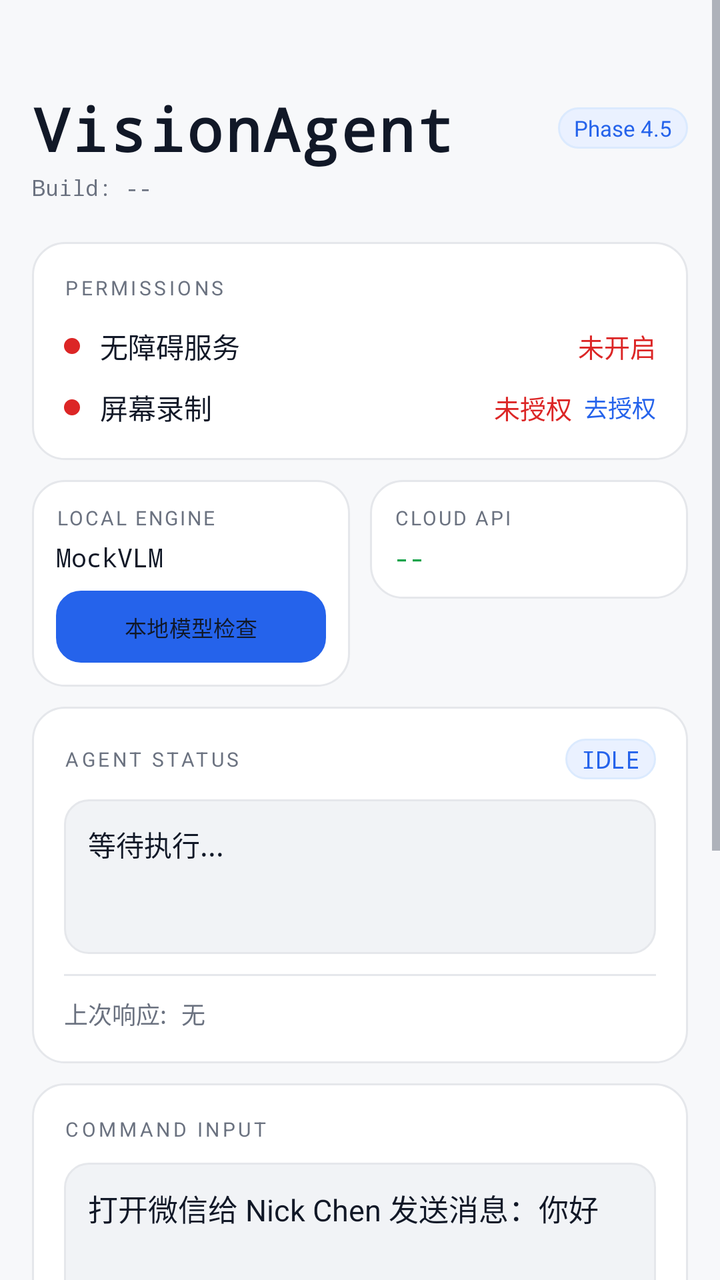
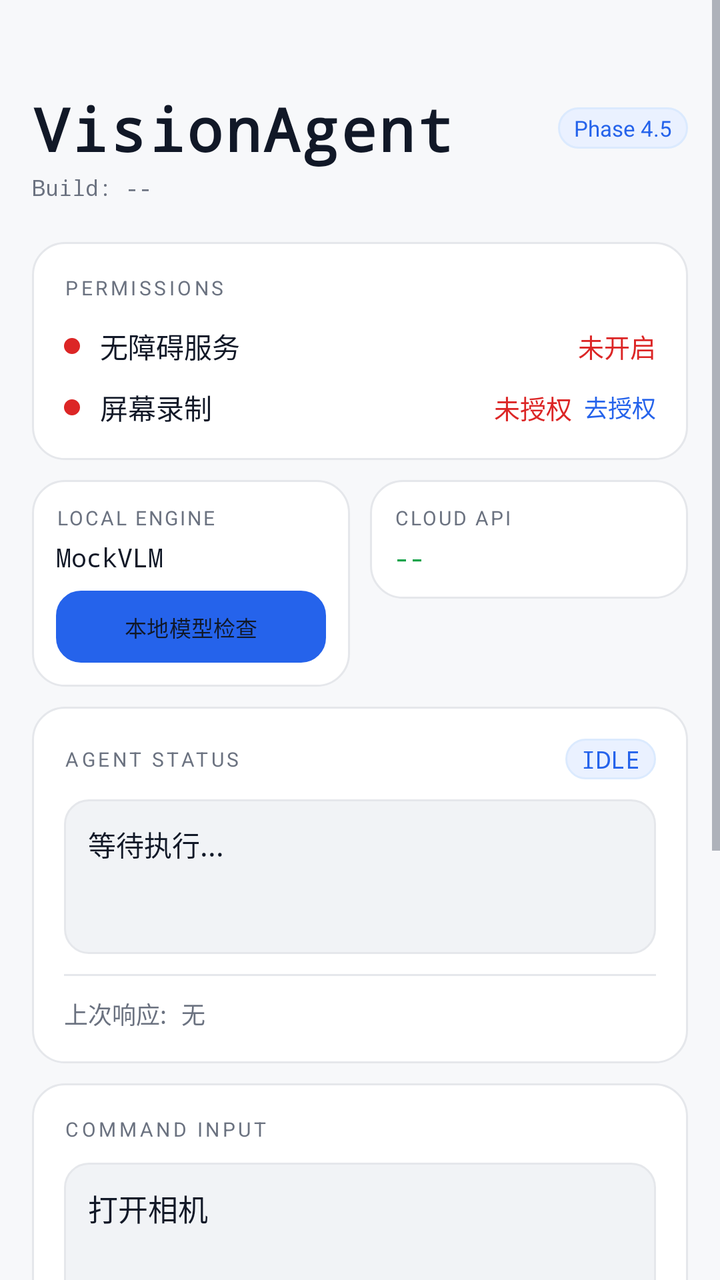

Two renders of the same Android screen: before a commit and after it. Below are the layout's source before the change and the commit's diff.
<!-- AndroidManifest.xml: activity theme Theme.MyApplication -->
<!-- res/layout/activity_main.xml -->
<?xml version="1.0" encoding="utf-8"?>
<ScrollView
    xmlns:android="http://schemas.android.com/apk/res/android"
    android:layout_width="match_parent"
    android:layout_height="match_parent"
    android:background="@color/va_bg_dark"
    android:fillViewport="true">

    <LinearLayout
        android:layout_width="match_parent"
        android:layout_height="wrap_content"
        android:orientation="vertical"
        android:paddingStart="16dp"
        android:paddingEnd="16dp"
        android:paddingTop="44dp"
        android:paddingBottom="32dp">

        
        <LinearLayout
            android:layout_width="match_parent"
            android:layout_height="wrap_content"
            android:orientation="horizontal"
            android:gravity="center_vertical"
            android:layout_marginBottom="2dp">

            <TextView
                android:layout_width="0dp"
                android:layout_height="wrap_content"
                android:layout_weight="1"
                android:text="VisionAgent"
                android:textSize="30sp"
                android:textStyle="bold"
                android:fontFamily="monospace"
                android:textColor="@color/va_text_primary"
                android:letterSpacing="0.04" />

            <TextView
                android:id="@+id/tv_phase_badge"
                android:layout_width="wrap_content"
                android:layout_height="wrap_content"
                android:text="Phase 4.5"
                android:textSize="11sp"
                android:textColor="@color/va_accent"
                android:background="@drawable/badge_accent_outline"
                android:paddingStart="8dp"
                android:paddingEnd="8dp"
                android:paddingTop="3dp"
                android:paddingBottom="3dp" />
        </LinearLayout>

        <TextView
            android:id="@+id/tv_build_time"
            android:layout_width="match_parent"
            android:layout_height="wrap_content"
            android:text="Build: --"
            android:textSize="11sp"
            android:textColor="@color/va_text_secondary"
            android:fontFamily="monospace"
            android:layout_marginBottom="20dp" />

        
        <LinearLayout
            android:layout_width="match_parent"
            android:layout_height="wrap_content"
            android:orientation="vertical"
            android:background="@drawable/card_surface"
            android:padding="16dp"
            android:layout_marginBottom="10dp">

            <TextView
                android:layout_width="match_parent"
                android:layout_height="wrap_content"
                android:text="PERMISSIONS"
                android:textSize="10sp"
                android:textColor="@color/va_text_secondary"
                android:letterSpacing="0.15"
                android:layout_marginBottom="12dp" />

            
            <LinearLayout
                android:layout_width="match_parent"
                android:layout_height="wrap_content"
                android:orientation="horizontal"
                android:gravity="center_vertical"
                android:layout_marginBottom="10dp">

                <View
                    android:id="@+id/tv_accessibility_dot"
                    android:layout_width="8dp"
                    android:layout_height="8dp"
                    android:background="@drawable/dot_red"
                    android:layout_marginEnd="10dp" />

                <TextView
                    android:layout_width="0dp"
                    android:layout_height="wrap_content"
                    android:layout_weight="1"
                    android:text="无障碍服务"
                    android:textSize="14sp"
                    android:textColor="@color/va_text_primary" />

                <TextView
                    android:id="@+id/tv_accessibility_status"
                    android:layout_width="wrap_content"
                    android:layout_height="wrap_content"
                    android:text="未开启"
                    android:textSize="13sp"
                    android:textColor="@color/va_red" />

                <TextView
                    android:id="@+id/btn_open_accessibility"
                    android:layout_width="wrap_content"
                    android:layout_height="wrap_content"
                    android:text="  去开启"
                    android:textSize="12sp"
                    android:textColor="@color/va_accent"
                    android:visibility="gone" />
            </LinearLayout>

            
            <LinearLayout
                android:layout_width="match_parent"
                android:layout_height="wrap_content"
                android:orientation="horizontal"
                android:gravity="center_vertical">

                <View
                    android:id="@+id/tv_capture_dot"
                    android:layout_width="8dp"
                    android:layout_height="8dp"
                    android:background="@drawable/dot_red"
                    android:layout_marginEnd="10dp" />

                <TextView
                    android:layout_width="0dp"
                    android:layout_height="wrap_content"
                    android:layout_weight="1"
                    android:text="屏幕录制"
                    android:textSize="14sp"
                    android:textColor="@color/va_text_primary" />

                <TextView
                    android:id="@+id/tv_screen_capture_status"
                    android:layout_width="wrap_content"
                    android:layout_height="wrap_content"
                    android:text="未授权"
                    android:textSize="13sp"
                    android:textColor="@color/va_red" />

                <TextView
                    android:id="@+id/btn_request_screen_capture"
                    android:layout_width="wrap_content"
                    android:layout_height="wrap_content"
                    android:text="  去授权"
                    android:textSize="12sp"
                    android:textColor="@color/va_accent" />
            </LinearLayout>
        </LinearLayout>

        
        <LinearLayout
            android:layout_width="match_parent"
            android:layout_height="wrap_content"
            android:orientation="horizontal"
            android:layout_marginBottom="10dp">

            <LinearLayout
                android:layout_width="0dp"
                android:layout_height="wrap_content"
                android:layout_weight="1"
                android:orientation="vertical"
                android:background="@drawable/card_surface"
                android:padding="12dp"
                android:layout_marginEnd="5dp">

                <TextView
                    android:layout_width="match_parent"
                    android:layout_height="wrap_content"
                    android:text="LOCAL ENGINE"
                    android:textSize="10sp"
                    android:textColor="@color/va_text_secondary"
                    android:letterSpacing="0.1"
                    android:layout_marginBottom="4dp" />

                <TextView
                    android:id="@+id/tv_model_info"
                    android:layout_width="match_parent"
                    android:layout_height="wrap_content"
                    android:text="MockVLM"
                    android:textSize="13sp"
                    android:textColor="@color/va_text_primary"
                    android:fontFamily="monospace"
                    android:layout_marginBottom="8dp" />

                <Button
                    android:id="@+id/btn_model_health_check"
                    android:layout_width="match_parent"
                    android:layout_height="36dp"
                    android:text="本地模型检查"
                    android:textSize="11sp"
                    android:textColor="@color/va_text_primary"
                    android:background="@drawable/input_bg" />
            </LinearLayout>

            <LinearLayout
                android:layout_width="0dp"
                android:layout_height="wrap_content"
                android:layout_weight="1"
                android:orientation="vertical"
                android:background="@drawable/card_surface"
                android:padding="12dp"
                android:layout_marginStart="5dp">

                <TextView
                    android:layout_width="match_parent"
                    android:layout_height="wrap_content"
                    android:text="CLOUD API"
                    android:textSize="10sp"
                    android:textColor="@color/va_text_secondary"
                    android:letterSpacing="0.1"
                    android:layout_marginBottom="4dp" />

                <TextView
                    android:id="@+id/tv_cloud_status"
                    android:layout_width="match_parent"
                    android:layout_height="wrap_content"
                    android:text="--"
                    android:textSize="13sp"
                    android:textColor="@color/va_green"
                    android:fontFamily="monospace" />
            </LinearLayout>
        </LinearLayout>

        
        <LinearLayout
            android:layout_width="match_parent"
            android:layout_height="wrap_content"
            android:orientation="vertical"
            android:background="@drawable/card_surface"
            android:padding="16dp"
            android:layout_marginBottom="10dp">

            <LinearLayout
                android:layout_width="match_parent"
                android:layout_height="wrap_content"
                android:orientation="horizontal"
                android:gravity="center_vertical"
                android:layout_marginBottom="10dp">

                <TextView
                    android:layout_width="0dp"
                    android:layout_height="wrap_content"
                    android:layout_weight="1"
                    android:text="AGENT STATUS"
                    android:textSize="10sp"
                    android:textColor="@color/va_text_secondary"
                    android:letterSpacing="0.15" />

                <TextView
                    android:id="@+id/tv_state"
                    android:layout_width="wrap_content"
                    android:layout_height="wrap_content"
                    android:text="IDLE"
                    android:textSize="12sp"
                    android:textColor="@color/va_accent"
                    android:fontFamily="monospace"
                    android:background="@drawable/badge_accent_outline"
                    android:paddingStart="8dp"
                    android:paddingEnd="8dp"
                    android:paddingTop="2dp"
                    android:paddingBottom="2dp" />
            </LinearLayout>

            <TextView
                android:id="@+id/tv_execution_result"
                android:layout_width="match_parent"
                android:layout_height="wrap_content"
                android:text="等待执行..."
                android:textSize="14sp"
                android:textColor="@color/va_text_primary"
                android:fontFamily="monospace"
                android:minLines="3"
                android:maxLines="5"
                android:ellipsize="end"
                android:background="@drawable/input_bg"
                android:padding="12dp"
                android:layout_marginBottom="10dp" />

            <View
                android:layout_width="match_parent"
                android:layout_height="1dp"
                android:background="@color/va_divider"
                android:layout_marginBottom="10dp" />

            <TextView
                android:id="@+id/tv_last_response"
                android:layout_width="match_parent"
                android:layout_height="wrap_content"
                android:text="上次响应: 无"
                android:textSize="12sp"
                android:textColor="@color/va_text_secondary"
                android:fontFamily="monospace"
                android:maxLines="5"
                android:ellipsize="end" />
        </LinearLayout>

        
        <LinearLayout
            android:layout_width="match_parent"
            android:layout_height="wrap_content"
            android:orientation="vertical"
            android:background="@drawable/card_surface"
            android:padding="16dp"
            android:layout_marginBottom="10dp">

            <TextView
                android:layout_width="match_parent"
                android:layout_height="wrap_content"
                android:text="COMMAND INPUT"
                android:textSize="10sp"
                android:textColor="@color/va_text_secondary"
                android:letterSpacing="0.15"
                android:layout_marginBottom="10dp" />

            <EditText
                android:id="@+id/et_custom_prompt"
                android:layout_width="match_parent"
                android:layout_height="wrap_content"
                android:hint="例如：打开微信给 Nick Chen 发送消息：你好"
                android:text="打开微信给 Nick Chen 发送消息：你好"
                android:minHeight="72dp"
                android:gravity="top|start"
                android:padding="12dp"
                android:background="@drawable/input_bg"
                android:textSize="15sp"
                android:textColor="@color/va_text_primary"
                android:textColorHint="@color/va_text_secondary"
                android:inputType="textMultiLine|textCapSentences"
                android:layout_marginBottom="10dp" />

            <Button
                android:id="@+id/btn_execute_custom"
                android:layout_width="match_parent"
                android:layout_height="48dp"
                android:text="执 行 指 令"
                android:textSize="14sp"
                android:textStyle="bold"
                android:textColor="@color/white"
                android:background="@drawable/button_primary"
                android:letterSpacing="0.1" />
        </LinearLayout>

        
        <LinearLayout
            android:layout_width="match_parent"
            android:layout_height="wrap_content"
            android:orientation="vertical"
            android:background="@drawable/card_surface"
            android:padding="16dp">

            <TextView
                android:layout_width="match_parent"
                android:layout_height="wrap_content"
                android:text="QUICK ACTIONS"
                android:textSize="10sp"
                android:textColor="@color/va_text_secondary"
                android:letterSpacing="0.15"
                android:layout_marginBottom="12dp" />

            <LinearLayout
                android:layout_width="match_parent"
                android:layout_height="wrap_content"
                android:orientation="horizontal"
                android:layout_marginBottom="8dp">

                <Button
                    android:id="@+id/btn_test1"
                    android:layout_width="0dp"
                    android:layout_height="40dp"
                    android:layout_weight="1"
                    android:text="点击中心"
                    android:textSize="12sp"
                    android:textColor="@color/va_text_primary"
                    android:background="@drawable/input_bg"
                    android:layout_marginEnd="6dp" />

                <Button
                    android:id="@+id/btn_test2"
                    android:layout_width="0dp"
                    android:layout_height="40dp"
                    android:layout_weight="1"
                    android:text="向上滑动"
                    android:textSize="12sp"
                    android:textColor="@color/va_text_primary"
                    android:background="@drawable/input_bg"
                    android:layout_marginStart="6dp" />
            </LinearLayout>

            <LinearLayout
                android:layout_width="match_parent"
                android:layout_height="wrap_content"
                android:orientation="horizontal"
                android:layout_marginBottom="8dp">

                <Button
                    android:id="@+id/btn_test3"
                    android:layout_width="0dp"
                    android:layout_height="40dp"
                    android:layout_weight="1"
                    android:text="打开微信"
                    android:textSize="12sp"
                    android:textColor="@color/va_text_primary"
                    android:background="@drawable/input_bg"
                    android:layout_marginEnd="6dp" />

                <Button
                    android:id="@+id/btn_test4"
                    android:layout_width="0dp"
                    android:layout_height="40dp"
                    android:layout_weight="1"
                    android:text="打开美团"
                    android:textSize="12sp"
                    android:textColor="@color/va_text_primary"
                    android:background="@drawable/input_bg"
                    android:layout_marginStart="6dp" />
            </LinearLayout>

            <Button
                android:id="@+id/btn_test5"
                android:layout_width="match_parent"
                android:layout_height="40dp"
                android:text="打开电话"
                android:textSize="12sp"
                android:textColor="@color/va_text_primary"
                android:background="@drawable/input_bg" />
        </LinearLayout>

    </LinearLayout>
</ScrollView>
<!-- resources referenced by this layout -->
<resources>
  <color name="va_accent">#2563EB</color>
  <color name="va_bg_dark">#F7F8FA</color>
  <color name="va_divider">#E5E7EB</color>
  <color name="va_green">#16A34A</color>
  <color name="va_red">#DC2626</color>
  <color name="va_text_primary">#111827</color>
  <color name="va_text_secondary">#6B7280</color>
  <color name="white">#FFFFFFFF</color>
  <!-- drawable badge_accent_outline (drawable) -->
  <?xml version="1.0" encoding="utf-8"?>
  <shape xmlns:android="http://schemas.android.com/apk/res/android"
      android:shape="rectangle">
      <solid android:color="@color/va_accent_dim" />
      <corners android:radius="999dp" />
      <stroke
          android:width="1dp"
          android:color="@color/va_accent_soft" />
  </shape>
  <!-- drawable button_primary (drawable) -->
  <?xml version="1.0" encoding="utf-8"?>
  <selector xmlns:android="http://schemas.android.com/apk/res/android">
      <item android:state_enabled="false">
          <shape android:shape="rectangle">
              <solid android:color="#CBD5E1" />
              <corners android:radius="12dp" />
          </shape>
      </item>
      <item>
          <shape android:shape="rectangle">
              <solid android:color="@color/va_accent" />
              <corners android:radius="12dp" />
          </shape>
      </item>
  </selector>
  <!-- drawable card_surface (drawable) -->
  <?xml version="1.0" encoding="utf-8"?>
  <shape xmlns:android="http://schemas.android.com/apk/res/android"
      android:shape="rectangle">
      <solid android:color="@color/va_surface" />
      <corners android:radius="16dp" />
      <stroke
          android:width="1dp"
          android:color="@color/va_divider" />
  </shape>
  <!-- drawable dot_red (drawable) -->
  <?xml version="1.0" encoding="utf-8"?>
  <shape xmlns:android="http://schemas.android.com/apk/res/android"
      android:shape="oval">
      <solid android:color="@color/va_red" />
  </shape>
  <!-- drawable input_bg (drawable) -->
  <?xml version="1.0" encoding="utf-8"?>
  <shape xmlns:android="http://schemas.android.com/apk/res/android"
      android:shape="rectangle">
      <solid android:color="@color/va_surface2" />
      <corners android:radius="12dp" />
      <stroke
          android:width="1dp"
          android:color="@color/va_divider" />
  </shape>
  <style name="Theme.MyApplication" parent="Base.Theme.MyApplication" />
  <color name="va_accent_dim">#EAF1FF</color>
  <color name="va_accent_soft">#DBEAFE</color>
  <color name="va_surface">#FFFFFFFF</color>
  <color name="va_surface2">#F1F3F6</color>
  <style name="Base.Theme.MyApplication" parent="Theme.Material3.Light.NoActionBar">
          <item name="android:windowBackground">@color/va_bg_dark</item>
          <item name="android:statusBarColor">@color/va_bg_dark</item>
          <item name="android:navigationBarColor">@color/va_bg_dark</item>
          <item name="android:windowLightStatusBar">true</item>
          <item name="android:textColorPrimary">@color/va_text_primary</item>
          <item name="android:textColorSecondary">@color/va_text_secondary</item>
          <item name="colorPrimary">@color/va_accent</item>
          <item name="colorPrimaryContainer">@color/va_accent_dim</item>
          <item name="colorOnPrimary">@color/white</item>
      </style>
</resources>

<!-- the commit's change to res/layout/activity_main.xml (unified diff, before → after) -->
@@ -326,8 +326,8 @@
                 android:id="@+id/et_custom_prompt"
                 android:layout_width="match_parent"
                 android:layout_height="wrap_content"
-                android:hint="例如：打开微信给 Nick Chen 发送消息：你好"
-                android:text="打开微信给 Nick Chen 发送消息：你好"
+                android:hint="例如：打开相机"
+                android:text="打开相机"
                 android:minHeight="72dp"
                 android:gravity="top|start"
                 android:padding="12dp"
@@ -378,7 +378,7 @@
                     android:layout_width="0dp"
                     android:layout_height="40dp"
                     android:layout_weight="1"
-                    android:text="点击中心"
+                    android:text="调高音量"
                     android:textSize="12sp"
                     android:textColor="@color/va_text_primary"
                     android:background="@drawable/input_bg"
@@ -389,7 +389,7 @@
                     android:layout_width="0dp"
                     android:layout_height="40dp"
                     android:layout_weight="1"
-                    android:text="向上滑动"
+                    android:text="回到桌面"
                     android:textSize="12sp"
                     android:textColor="@color/va_text_primary"
                     android:background="@drawable/input_bg"
@@ -407,7 +407,7 @@
                     android:layout_width="0dp"
                     android:layout_height="40dp"
                     android:layout_weight="1"
-                    android:text="打开微信"
+                    android:text="打开相机"
                     android:textSize="12sp"
                     android:textColor="@color/va_text_primary"
                     android:background="@drawable/input_bg"
@@ -418,7 +418,7 @@
                     android:layout_width="0dp"
                     android:layout_height="40dp"
                     android:layout_weight="1"
-                    android:text="打开美团"
+                    android:text="WiFi设置"
                     android:textSize="12sp"
                     android:textColor="@color/va_text_primary"
                     android:background="@drawable/input_bg"
@@ -429,7 +429,7 @@
                 android:id="@+id/btn_test5"
                 android:layout_width="match_parent"
                 android:layout_height="40dp"
-                android:text="打开电话"
+                android:text="打开微信"
                 android:textSize="12sp"
                 android:textColor="@color/va_text_primary"
                 android:background="@drawable/input_bg" />
